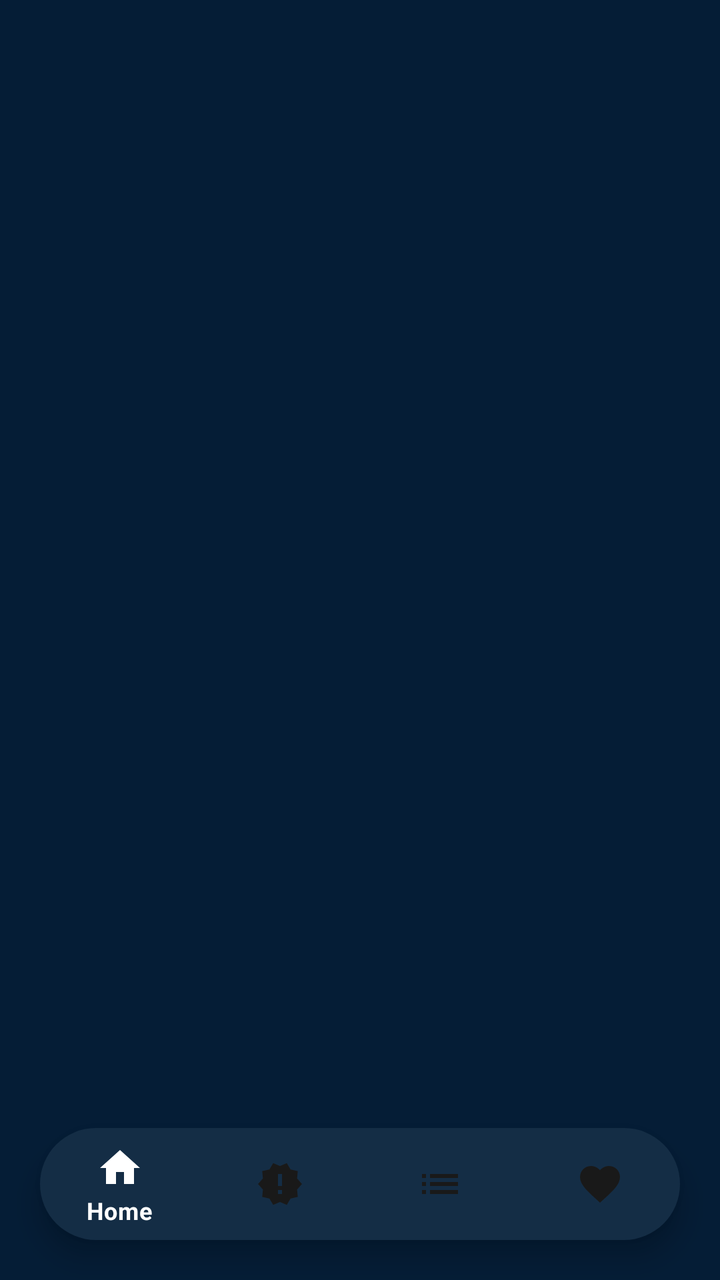
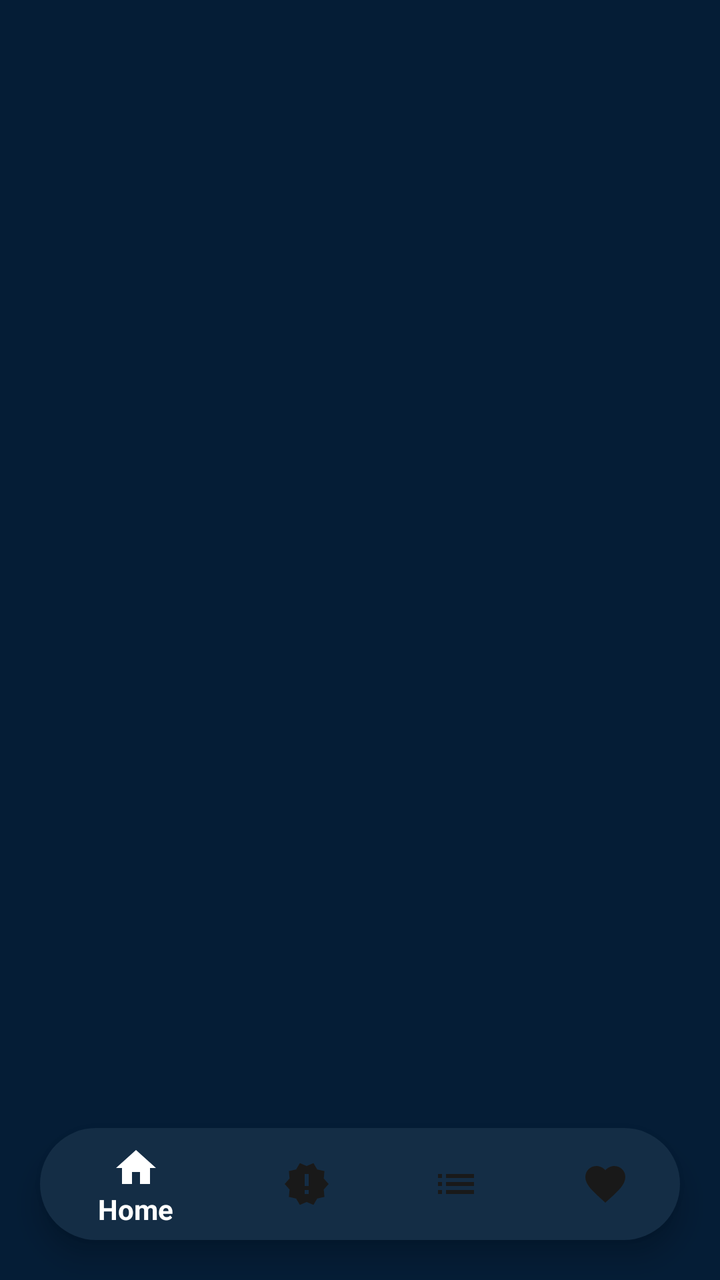

The first picture is an Android layout as it rendered before a commit; the second is the same layout after the commit. The layout source and the unified diff follow.
<!-- AndroidManifest.xml: application theme Theme.Foundfootage -->
<!-- res/layout/activity_release.xml -->
<?xml version="1.0" encoding="utf-8"?>

<RelativeLayout xmlns:android="http://schemas.android.com/apk/res/android"
    xmlns:app="http://schemas.android.com/apk/res-auto"
    xmlns:tools="http://schemas.android.com/tools"
    android:layout_width="match_parent"
    android:layout_height="match_parent"
    android:background="@color/purplea2"
    tools:context=".ReleaseActivity">

    <androidx.recyclerview.widget.RecyclerView
        android:id="@+id/recycler_view2"
        android:orientation="horizontal"
        android:layout_width="match_parent"
        android:layout_height="match_parent"
        android:layout_marginStart="8dp"
        android:layout_marginTop="8dp"
        android:layout_marginEnd="8dp"
        android:layout_marginBottom="90dp"
        android:elevation="20dp" />

    <com.google.android.material.bottomnavigation.BottomNavigationView
        android:id="@+id/bottom_navigation"
        android:layout_width="match_parent"
        android:layout_height="56dp"
        android:layout_alignParentBottom="true"
        android:layout_margin="20dp"
        android:background="@drawable/round_corner"
        android:elevation="10dp"
        app:itemIconTint="@color/item_selector"
        app:itemRippleColor="@android:color/transparent"
        app:itemTextColor="@color/white"
        app:layout_constraintBottom_toBottomOf="parent"
        app:menu="@menu/menu_items"
        tools:layout_editor_absoluteX="20dp" />
</RelativeLayout>
<!-- resources referenced by this layout -->
<resources>
  <color name="purplea2">#051d36</color>
  <color name="white">#FFFFFF</color>
  <!-- drawable round_corner (drawable) -->
  <?xml version="1.0" encoding="utf-8"?>
  
  <shape xmlns:android="http://schemas.android.com/apk/res/android"
      android:shape="rectangle">
  <solid android:color="@color/purplea"/>
      <corners android:radius="100dp"/>
  
  </shape>
  <style name="Theme.Foundfootage" parent="Theme.MaterialComponents.DayNight.NoActionBar">
          
          <item name="colorPrimary">@color/purplea</item>
          <item name="colorPrimaryVariant">@color/purple_700</item>
          <item name="colorOnPrimary">@color/white</item>
          
          <item name="colorSecondary">@color/teal_200</item>
          <item name="colorSecondaryVariant">@color/teal_700</item>
          <item name="colorOnSecondary">@color/black</item>
          
          <item name="android:statusBarColor" tools:targetApi="l">@color/purplea2</item>
          
      </style>
  <color name="purplea">#142d45</color>
  <color name="purple_700">#FF3700B3</color>
  <color name="teal_200">#FF03DAC5</color>
  <color name="teal_700">#FF018786</color>
  <color name="black">#FF000000</color>
</resources>

<!-- the commit's change to res/layout/activity_release.xml (unified diff, before → after) -->
@@ -13,6 +13,7 @@
         android:orientation="horizontal"
         android:layout_width="match_parent"
         android:layout_height="match_parent"
+        android:contentDescription="Movies Release"
         android:layout_marginStart="8dp"
         android:layout_marginTop="8dp"
         android:layout_marginEnd="8dp"
<!-- resource entries referenced after the edit -->
@@ -11,7 +11,7 @@
       <corners android:radius="100dp"/>
   
   </shape>
-  <style name="Theme.Foundfootage" parent="Theme.MaterialComponents.DayNight.NoActionBar">
+  <style name="Theme.Foundfootage" parent="Theme.AppCompat.DayNight.NoActionBar">
           
           <item name="colorPrimary">@color/purplea</item>
           <item name="colorPrimaryVariant">@color/purple_700</item>
